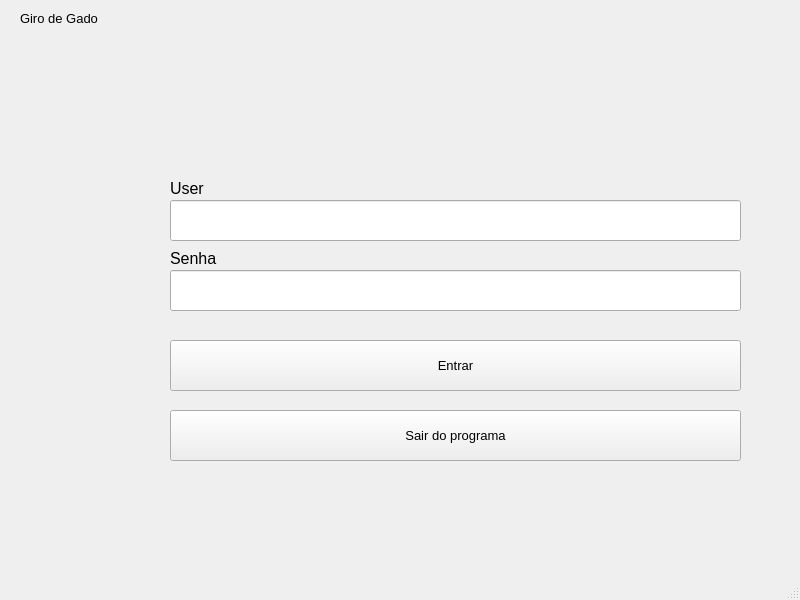
This is gui/views/loginscreen.ui in MaceGabriel/GiroDeGado as Qt 5 draws it before an edit. The edited form follows.
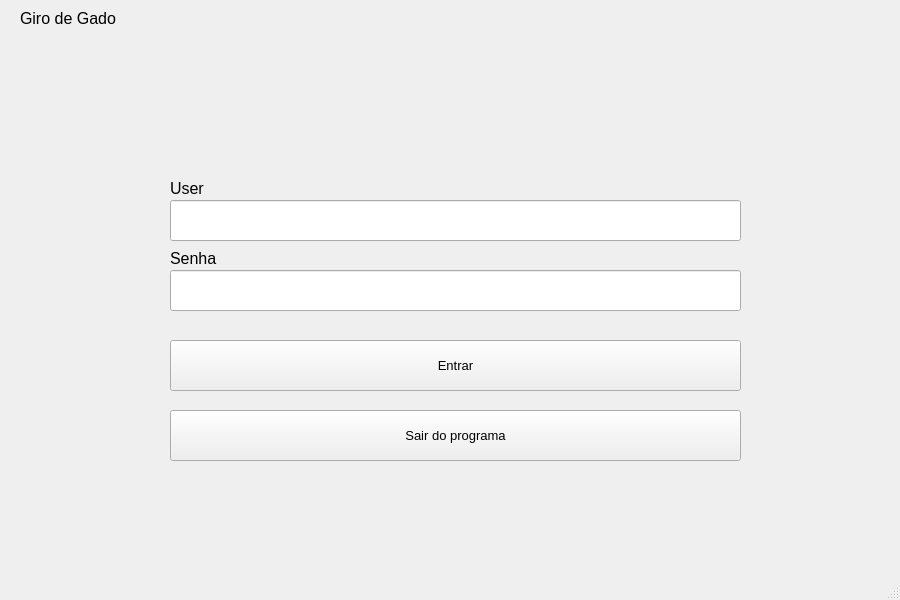
This is the edited form.

```diff
--- a/gui/views/loginscreen.ui
+++ b/gui/views/loginscreen.ui
@@ -6,7 +6,7 @@
    <rect>
     <x>0</x>
     <y>0</y>
-    <width>800</width>
+    <width>900</width>
     <height>600</height>
    </rect>
   </property>
@@ -37,13 +37,13 @@
      <rect>
       <x>20</x>
       <y>10</y>
-      <width>81</width>
+      <width>121</width>
       <height>16</height>
      </rect>
     </property>
     <property name="font">
      <font>
-      <pointsize>10</pointsize>
+      <pointsize>12</pointsize>
      </font>
     </property>
     <property name="text">
```
Left out of the diff: 6 changed lines with no effect on the pictures.
